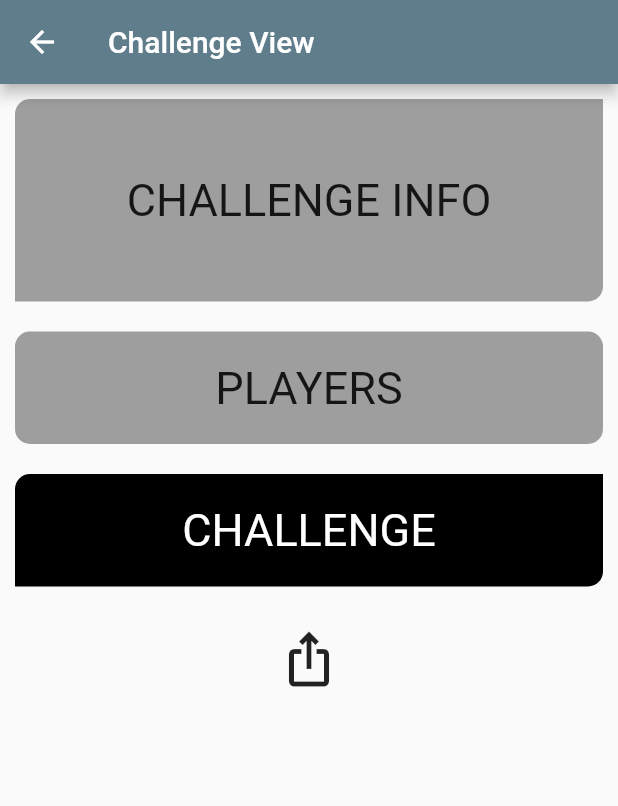
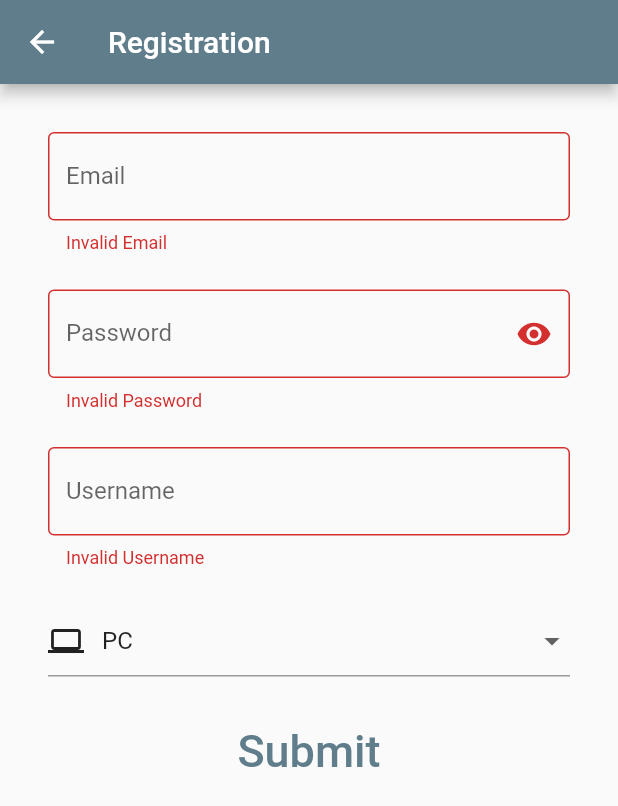
Before and after one commit to PerryJones901/gunfight, a Flutter app: the DebugPage screen opened directly, after a tap on "Start Registration", on a phone screen of 412 x 824 dp. Shown: the top 806 px of the screen. Run offline on Flutter 3.47's test engine with Material 2 defaults, Android fonts, the phone set to English and light mode, and no system bars.

Commit message:
Added Registration Page

```diff
--- a/lib/debug_page.dart
+++ b/lib/debug_page.dart
@@ -1,7 +1,6 @@
 import 'package:flutter/material.dart';
 import 'package:gunfight/default_tile.dart';
-
-import 'challenge_view.dart';
+import 'package:gunfight/registration_page.dart';
 
 class DebugPage extends StatefulWidget {
   const DebugPage({Key? key}) : super(key: key);
@@ -12,14 +11,14 @@ class DebugPage extends StatefulWidget {
 
 class DebugPageState extends State<DebugPage> {
   final List<Widget> _debugPages = <Widget>[
-    const ChallengeView()
+    const RegistrationPage()
   ];
 
   void _pushPage(BuildContext context) {
     Navigator.of(context).push(
       MaterialPageRoute(builder: (BuildContext context) {
         return Scaffold(
-          appBar: AppBar(title: Text('Challenge View')),
+          appBar: AppBar(title: Text('Registration')),
           body: _debugPages[0],
         );
       }),
--- /dev/null
+++ b/lib/registration_page.dart
@@ -0,0 +1,138 @@
+import 'package:flutter/material.dart';
+
+class RegistrationPage extends StatefulWidget {
+  const RegistrationPage({Key? key}) : super(key: key);
+
+  @override
+  RegistrationPageState createState() => RegistrationPageState();
+}
+
+class RegistrationPageState extends State<RegistrationPage> {
+  final emailController = TextEditingController();
+  String password = '';
+  bool isPasswordVisible = false;
+  final usernameController = TextEditingController();
+  int platformInt = 0;
+
+  @override
+  void initState() {
+    super.initState();
+
+    emailController.addListener(() => setState(() {}));
+  }
+
+  @override
+  Widget build(BuildContext context){
+    return Center(
+      child: ListView(
+        padding: const EdgeInsets.all(32),
+        children: [
+          buildEmail(),
+          const SizedBox(height: 24),
+          buildPassword(),
+          const SizedBox(height: 24),
+          buildUsername(),
+          const SizedBox(height: 24),
+          buildPlatform(),
+          const SizedBox(height: 24),
+          TextButton(
+            child: const Text('Submit', style: TextStyle(fontSize: 30)),
+            onPressed: () {
+              print('Email: ${emailController.text}');
+              print('Password: ${password}');
+            },
+          )
+        ],
+      )
+    );
+  }
+
+  Widget buildEmail() => buildTextField(
+    'Email',
+    'name@example.com',
+    'Invalid Email',
+    emailController,
+    TextInputType.emailAddress
+  );
+
+  Widget buildPassword() => TextField(
+    decoration: InputDecoration(
+      labelText: 'Password',
+      errorText: 'Invalid Password',
+      suffixIcon: IconButton(
+        icon: isPasswordVisible
+          ? const Icon(Icons.visibility_off)
+          : const Icon(Icons.visibility),
+        onPressed: () {
+          setState(() {
+            isPasswordVisible = !isPasswordVisible;
+          });
+        }
+      ),
+      border: const OutlineInputBorder(),
+    ),
+    obscureText: !isPasswordVisible,
+
+    onChanged: (value) => setState(() => password = value),
+  );
+
+  Widget buildUsername() => buildTextField(
+    'Username',
+    'JohnSmith123',
+    'Invalid Username',
+    usernameController,
+    TextInputType.text
+  );
+
+  Widget buildPlatform() => DropdownButtonFormField<int>(
+    value: platformInt,
+    onChanged: (int? value) {
+        setState(() {
+          platformInt = value!;
+        });
+    },
+    items: [
+      buildPlatformDropDown('PC', 0, const  Icon(Icons.computer)),
+      buildPlatformDropDown('Xbox', 1, const Icon(Icons.offline_bolt)),
+      buildPlatformDropDown('PlayStation', 2, const Icon(Icons.offline_bolt))
+    ]
+  );
+
+  Widget buildTextField(
+    String labelText,
+    String hintText,
+    String errorText,
+    TextEditingController controller,
+    TextInputType inputType,
+  ) => TextField(
+    controller: controller,
+    decoration: InputDecoration(
+      labelText: labelText,
+      hintText: hintText,
+      errorText: errorText,
+      border: const OutlineInputBorder(),
+      suffixIcon: controller.text.isEmpty
+        ? Container(width: 0)
+        : IconButton(
+          icon: const Icon(Icons.close),
+          onPressed: () => controller.clear()
+        )
+    ),
+    keyboardType: inputType,
+    textInputAction: TextInputAction.done,
+  );
+
+  DropdownMenuItem<int> buildPlatformDropDown(String platformName, int platformInt, Icon icon) {
+    return DropdownMenuItem(
+      child: Row(
+        children: [
+          icon,
+          const SizedBox(width: 12),
+          Text(platformName)
+        ],
+      ),
+      value: platformInt,
+    );
+  }
+
+}
```
